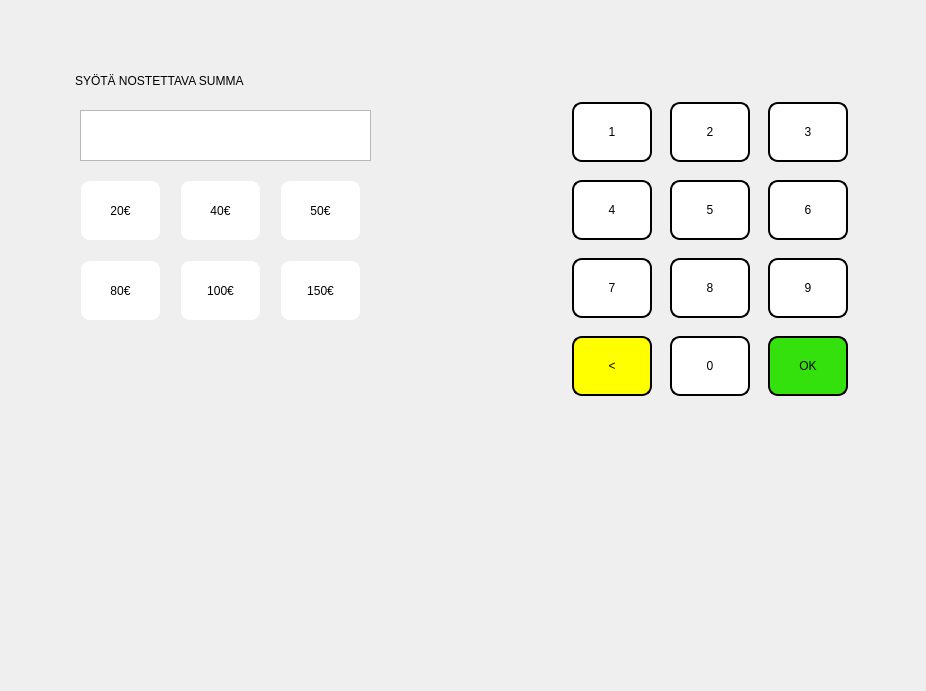
The window that bank_automat/mainwindow.ui (tvt20kmo-ohjelmistokehitysprojekti/Group1) describes before a commit, drawn with Qt 5.
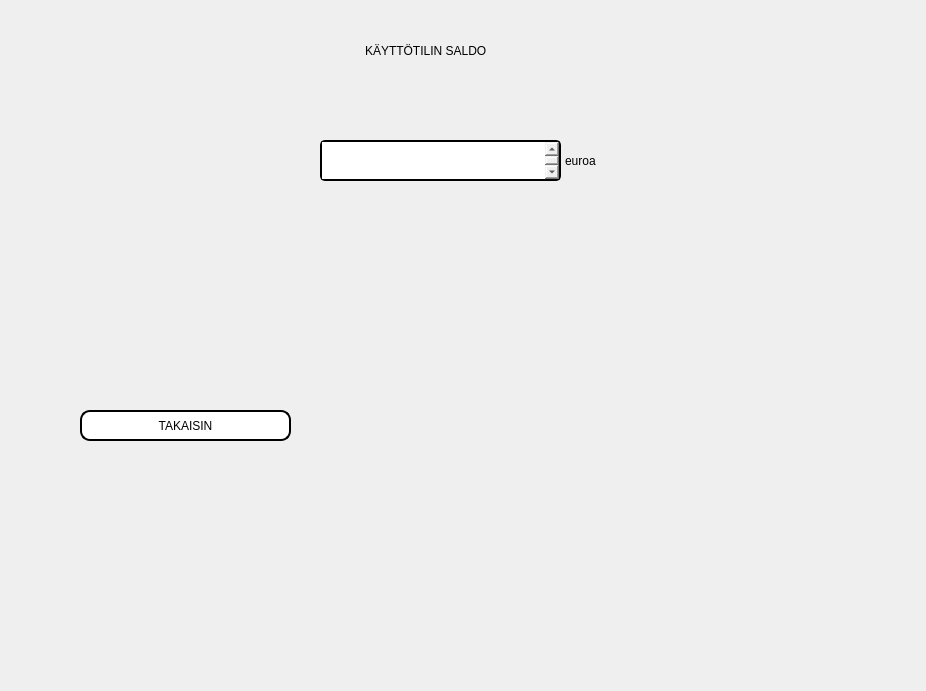
The same window after the commit. The open tabs and pages were chosen to show the change.

```diff
--- a/bank_automat/mainwindow.ui
+++ b/bank_automat/mainwindow.ui
@@ -799,6 +799,15 @@
         <height>51</height>
        </rect>
       </property>
+      <property name="styleSheet">
+       <string notr="true">background-color : white; 
+color : gray;
+	font: 16pt &quot;Maiandra GD&quot;;
+	border-style: solid;
+	border-color: black;
+	border-width: 2px;
+	border-radius: 5px;</string>
+      </property>
      </widget>
      <widget class="QPushButton" name="insert_20euros">
       <property name="geometry">
@@ -811,7 +820,12 @@
       </property>
       <property name="styleSheet">
        <string notr="true"> border-color: none;
-background-color:white;</string>
+background-color:white;
+	font: 16pt &quot;Maiandra GD&quot;;
+	border-style: solid;
+	border-color: black;
+	border-width: 2px;
+	border-radius: 5px;</string>
       </property>
       <property name="text">
        <string>20€</string>
@@ -828,7 +842,12 @@
       </property>
       <property name="styleSheet">
        <string notr="true"> border-color: none;
-background-color:white;</string>
+background-color:white;
+	font: 16pt &quot;Maiandra GD&quot;;
+	border-style: solid;
+	border-color: black;
+	border-width: 2px;
+	border-radius: 5px;</string>
       </property>
       <property name="text">
        <string>40€</string>
@@ -845,7 +864,12 @@
       </property>
       <property name="styleSheet">
        <string notr="true"> border-color: none;
-background-color:white;</string>
+background-color:white;
+	font: 16pt &quot;Maiandra GD&quot;;
+	border-style: solid;
+	border-color: black;
+	border-width: 2px;
+	border-radius: 5px;</string>
       </property>
       <property name="text">
        <string>50€</string>
@@ -862,7 +886,12 @@
       </property>
       <property name="styleSheet">
        <string notr="true"> border-color: none;
-background-color:white;</string>
+background-color:white;
+	font: 16pt &quot;Maiandra GD&quot;;
+	border-style: solid;
+	border-color: black;
+	border-width: 2px;
+	border-radius: 5px;</string>
       </property>
       <property name="text">
        <string>100€</string>
@@ -879,7 +908,12 @@
       </property>
       <property name="styleSheet">
        <string notr="true"> border-color: none;
-background-color:white;</string>
+background-color:white;
+	font: 16pt &quot;Maiandra GD&quot;;
+	border-style: solid;
+	border-color: black;
+	border-width: 2px;
+	border-radius: 5px;</string>
       </property>
       <property name="text">
        <string>150€</string>
@@ -896,7 +930,12 @@
       </property>
       <property name="styleSheet">
        <string notr="true"> border-color: none;
-background-color:white;</string>
+background-color:white;
+	font: 16pt &quot;Maiandra GD&quot;;
+	border-style: solid;
+	border-color: black;
+	border-width: 2px;
+	border-radius: 5px;</string>
       </property>
       <property name="text">
        <string>80€</string>
@@ -1250,6 +1289,135 @@
         </widget>
        </item>
       </layout>
+     </widget>
+     <widget class="QPushButton" name="btn_TAKAISIN">
+      <property name="geometry">
+       <rect>
+        <x>70</x>
+        <y>410</y>
+        <width>211</width>
+        <height>31</height>
+       </rect>
+      </property>
+      <property name="styleSheet">
+       <string notr="true">selection-color: rgb(0, 170, 255);
+background-color: rgb(255, 255, 255);</string>
+      </property>
+      <property name="text">
+       <string>TAKAISIN</string>
+      </property>
+     </widget>
+    </widget>
+    <widget class="QWidget" name="page_5">
+     <widget class="QLabel" name="label_7">
+      <property name="geometry">
+       <rect>
+        <x>350</x>
+        <y>30</y>
+        <width>221</width>
+        <height>41</height>
+       </rect>
+      </property>
+      <property name="styleSheet">
+       <string notr="true">border-color: none;</string>
+      </property>
+      <property name="text">
+       <string>KÄYTTÖTILIN SALDO</string>
+      </property>
+     </widget>
+     <widget class="QTextEdit" name="textEdit">
+      <property name="geometry">
+       <rect>
+        <x>310</x>
+        <y>140</y>
+        <width>241</width>
+        <height>41</height>
+       </rect>
+      </property>
+      <property name="font">
+       <font>
+        <family>Maiandra GD</family>
+        <pointsize>16</pointsize>
+        <weight>50</weight>
+        <italic>false</italic>
+        <bold>false</bold>
+       </font>
+      </property>
+      <property name="styleSheet">
+       <string notr="true">	font: 16pt &quot;Maiandra GD&quot;;
+	border-style: solid;
+	border-color: black;
+	border-width: 2px;
+	border-radius: 5px;</string>
+      </property>
+     </widget>
+     <widget class="QLabel" name="label_8">
+      <property name="geometry">
+       <rect>
+        <x>550</x>
+        <y>140</y>
+        <width>61</width>
+        <height>41</height>
+       </rect>
+      </property>
+      <property name="styleSheet">
+       <string notr="true">border-color: none;</string>
+      </property>
+      <property name="text">
+       <string>euroa</string>
+      </property>
+     </widget>
+     <widget class="QPushButton" name="btn_TAKAISIN_2">
+      <property name="geometry">
+       <rect>
+        <x>70</x>
+        <y>410</y>
+        <width>211</width>
+        <height>31</height>
+       </rect>
+      </property>
+      <property name="styleSheet">
+       <string notr="true">selection-color: rgb(0, 170, 255);
+background-color: rgb(255, 255, 255);</string>
+      </property>
+      <property name="text">
+       <string>TAKAISIN</string>
+      </property>
+     </widget>
+    </widget>
+    <widget class="QWidget" name="page_6">
+     <widget class="QLabel" name="label_9">
+      <property name="geometry">
+       <rect>
+        <x>360</x>
+        <y>30</y>
+        <width>191</width>
+        <height>41</height>
+       </rect>
+      </property>
+      <property name="styleSheet">
+       <string notr="true">border-color: none;</string>
+      </property>
+      <property name="text">
+       <string>TILITAPAHTUMAT</string>
+      </property>
+     </widget>
+     <widget class="QPushButton" name="btn_TAKAISIN_3">
+      <property name="geometry">
+       <rect>
+        <x>70</x>
+        <y>410</y>
+        <width>211</width>
+        <height>31</height>
+       </rect>
+      </property>
+      <property name="styleSheet">
+       <string notr="true">selection-color: rgb(0, 170, 255);
+background-color: rgb(255, 255, 255);</string>
+      </property>
+      <property name="text">
+       <string>TAKAISIN</string>
+      </property>
      </widget>
     </widget>
    </widget>
```
Left out of the diff: 10 changed lines with no effect on the pictures.
